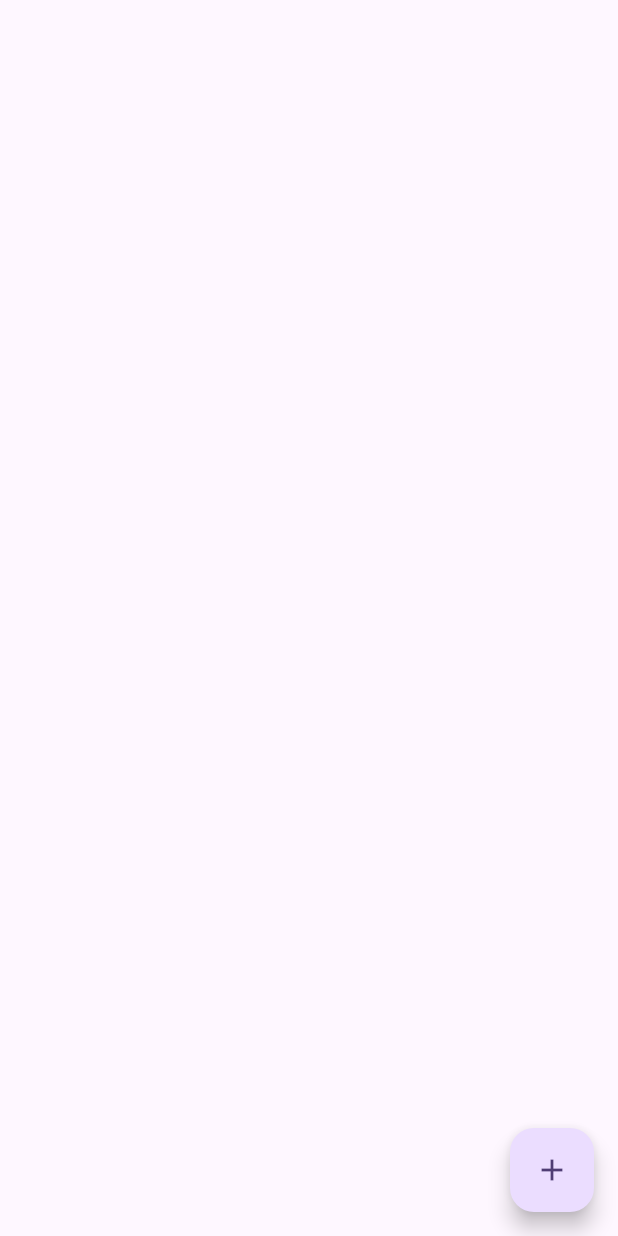
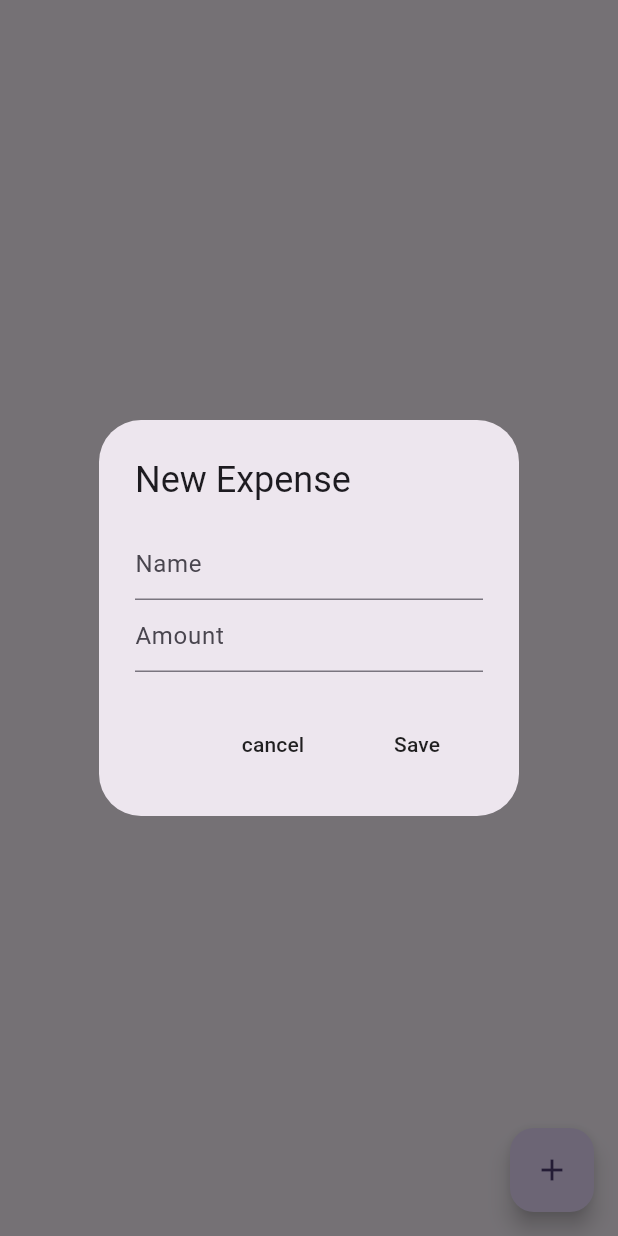
Before and after one commit to its-asaduzzaman/expense_tracker_flutter, a Flutter app: the screen it shows after launch, after a tap on the "add" icon, on a phone screen of 412 x 824 dp. Run offline on Flutter 3.47's test engine with Material 3 defaults, Android fonts, the phone set to English and light mode, and no system bars; our stand-ins replace isar; accounts and stored records are empty; generated files the repository leaves out were written again.

```diff
--- /dev/null
+++ b/lib/helper/helper_function.dart
@@ -0,0 +1,9 @@
+/*
+there are some useful function used across the app
+* */
+
+//convert string to double
+double convertStringToDouble(String string) {
+  double? amount = double.tryParse(string);
+  return amount ?? 0;
+}
--- a/lib/models/expense.dart
+++ b/lib/models/expense.dart
@@ -12,7 +12,6 @@ class Expense {
   final DateTime date;
 
   Expense({
-    required this.id,
     required this.name,
     required this.amount,
     required this.date,
--- a/lib/pages/home_page.dart
+++ b/lib/pages/home_page.dart
@@ -1,4 +1,8 @@
+import 'package:expense_tracker/database/expense_database.dart';
+import 'package:expense_tracker/helper/helper_function.dart';
+import 'package:expense_tracker/models/expense.dart';
 import 'package:flutter/material.dart';
+import 'package:provider/provider.dart';
 
 class HomePage extends StatefulWidget {
   const HomePage({super.key});
@@ -8,13 +12,101 @@ class HomePage extends StatefulWidget {
 }
 
 class _HomePageState extends State<HomePage> {
+  //text controller
+  TextEditingController nameController = TextEditingController();
+  TextEditingController amountController = TextEditingController();
+
+  @override
+  void initState() {
+    // TODO: implement initState
+    Provider.of<ExpenseDatabase>(context, listen: false).readExpense();
+    super.initState();
+  }
+
+  //open new expense box
+  void openNewExpenseBox() {
+    showDialog(
+      context: context,
+      builder: (context) => AlertDialog(
+        title: const Text("New Expense"),
+        content: Column(
+          mainAxisSize: MainAxisSize.min,
+          children: [
+            //user input -> expense name
+            TextField(
+              controller: nameController,
+              decoration: const InputDecoration(hintText: "Name"),
+            ),
+
+            //user input -> expense amount
+            TextField(
+              controller: amountController,
+              decoration: const InputDecoration(hintText: "Amount"),
+            ),
+          ],
+        ),
+        actions: [
+          //cancel button
+          _cancelButton(),
+
+          //save button
+          _createNewExpenseButton(),
+        ],
+      ),
+    );
+  }
+
   @override
   Widget build(BuildContext context) {
     return Scaffold(
       floatingActionButton: FloatingActionButton(
-        onPressed: () {},
+        onPressed: openNewExpenseBox,
         child: const Icon(Icons.add),
       ),
     );
   }
+
+  //CANCEL BUTTON
+
+  Widget _cancelButton() {
+    return MaterialButton(
+      onPressed: () {
+        //pop box
+        Navigator.pop(context);
+
+        //clear controller
+        nameController.clear();
+        amountController.clear();
+      },
+      child: const Text("cancel"),
+    );
+  }
+
+  //SAVE BUTTON -> create new expense
+  Widget _createNewExpenseButton() {
+    return MaterialButton(
+      onPressed: () async {
+        //only save if there is something in the text field to save
+        if (nameController.text.isNotEmpty &&
+            amountController.text.isNotEmpty) {
+          //pop box
+          Navigator.pop(context);
+
+          //Create new expense
+          Expense newExpense = Expense(
+              name: nameController.text,
+              amount: convertStringToDouble(amountController.text),
+              date: DateTime.now());
+
+          //save to db
+          await context.read<ExpenseDatabase>().createNewExpense(newExpense);
+
+          //clear controller
+          nameController.clear();
+          amountController.clear();
+        }
+      },
+      child: const Text("Save"),
+    );
+  }
 }
```
Also changed, not shown: lib/models/expense.g.dart.
